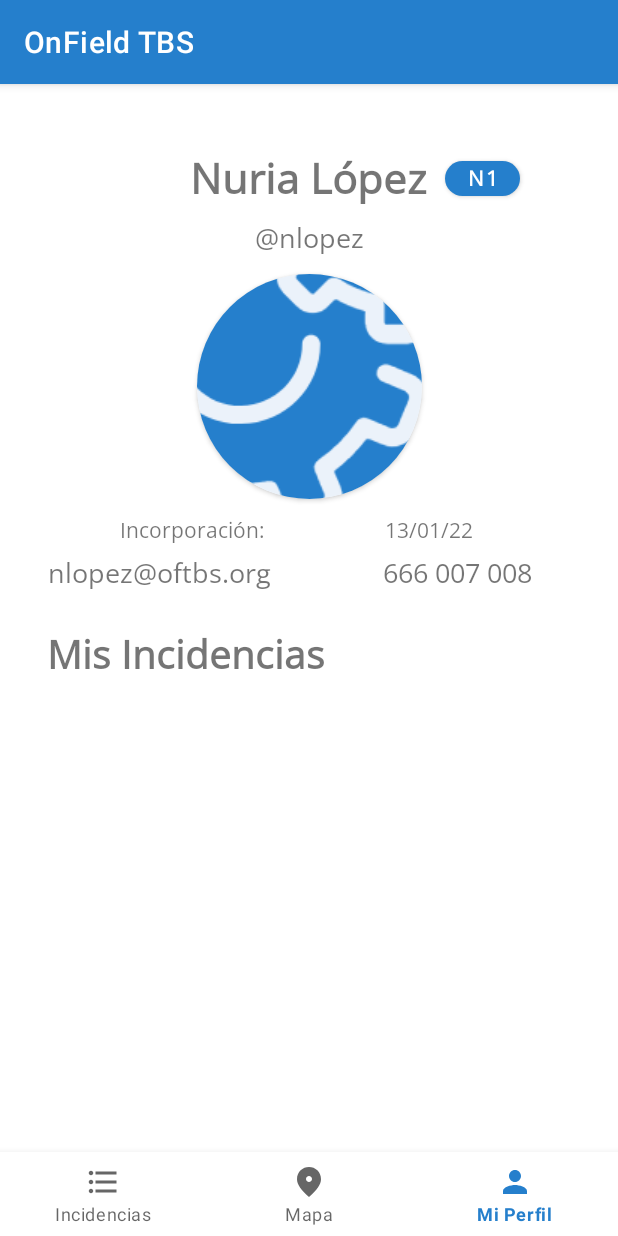
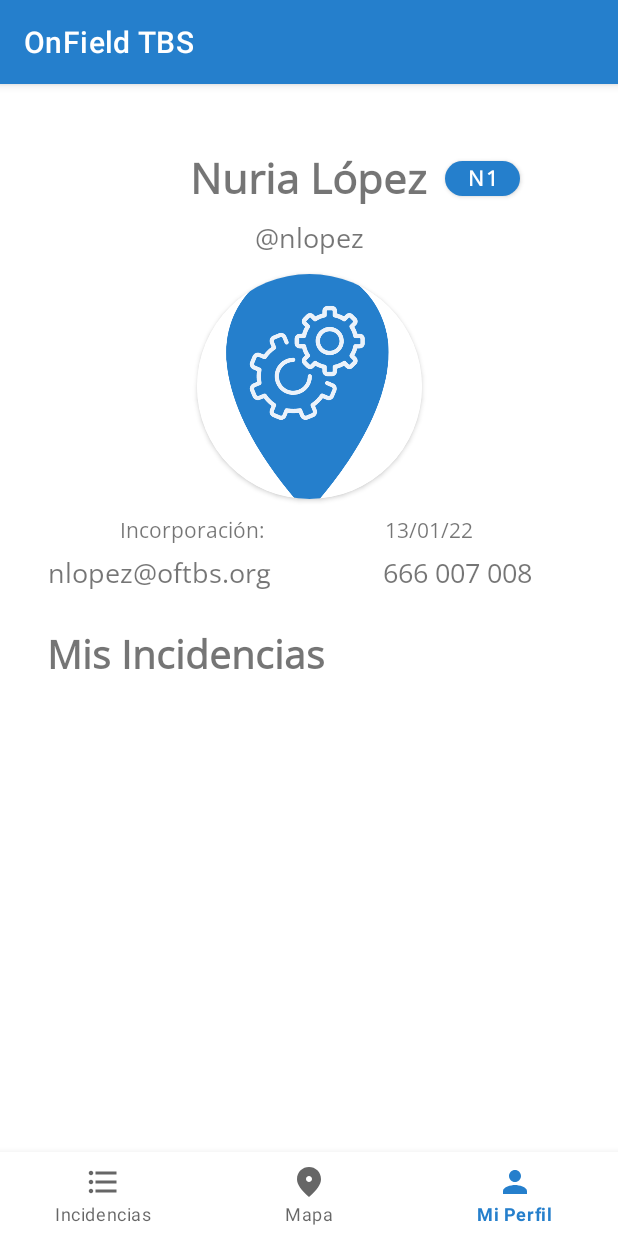
Before and after one commit to isx20612296/OnFieldTBS-android, an Android app: the ProfileFragment screen opened through its navigation route, on a phone screen of 412 x 824 dp. Run offline under Robolectric (Android 15) with nearby library versions, the phone set to English and light mode, and no system bars; our stand-ins replace navigation-ui.

Commit message:
Profile string retocado

```diff
--- a/app/src/main/res/layout/fragment_profile.xml
+++ b/app/src/main/res/layout/fragment_profile.xml
@@ -74,7 +74,7 @@
                     android:id="@+id/profileImage"
                     android:layout_width="150dp"
                     android:layout_height="150dp"
-                    android:scaleType="center"
+                    android:scaleType="centerCrop"
                     android:src="@drawable/logo_onfield"
                     app:layout_constraintBottom_toBottomOf="parent"
                     app:layout_constraintEnd_toEndOf="parent"
@@ -89,7 +89,7 @@
             android:layout_width="wrap_content"
             android:layout_height="wrap_content"
             android:fontFamily="@font/open_sans"
-            android:text="Incorporación:"
+            android:text="@string/profile_onboarding"
             app:layout_constraintBottom_toBottomOf="@+id/spaceSampleA"
             app:layout_constraintEnd_toStartOf="@+id/spaceSampleA"
             app:layout_constraintHorizontal_bias="0.73"
@@ -161,8 +161,8 @@
             android:layout_marginStart="16dp"
             android:layout_marginTop="24dp"
             android:fontFamily="@font/open_sans"
-            android:text="Mis Incidencias"
-            android:textSize="26dp"
+            android:text="@string/profile_incidence_title"
+            android:textSize="26sp"
             android:textStyle="bold"
             app:layout_constraintStart_toStartOf="parent"
             app:layout_constraintTop_toBottomOf="@+id/profileEmail" />
--- a/app/src/main/res/values/strings.xml
+++ b/app/src/main/res/values/strings.xml
@@ -1,11 +1,16 @@
 <resources>
     <string name="app_name">OnField TBS</string>
-    <!-- Our strings -->
+    <!-- Title -->
     <string name="title">OnField TBS</string>
+    <!-- Login -->
     <string name="login_title">INICIAR SESIÓN</string>
     <string name="login_username">Usuario</string>
     <string name="login_password">Contraseña</string>
     <string name="login_button">ENTRAR</string>
+    <!-- Profile -->
+    <string name="profile_onboarding">Incorporación:</string>
+    <string name="profile_incidence_title">Mis Incidencias</string>
+    <!-- Nav -->
     <string name="title_nav_incident">Incidencias</string>
     <string name="title_nav_map">Mapa</string>
     <string name="title_nav_profile">Mi Perfil</string>
```
